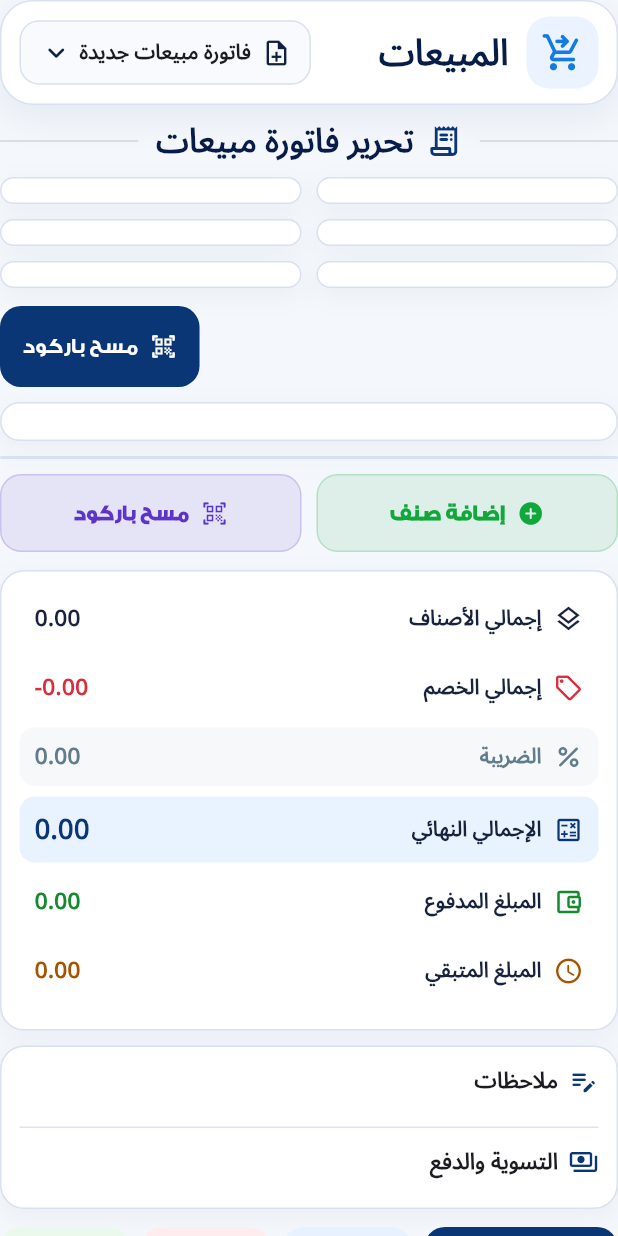
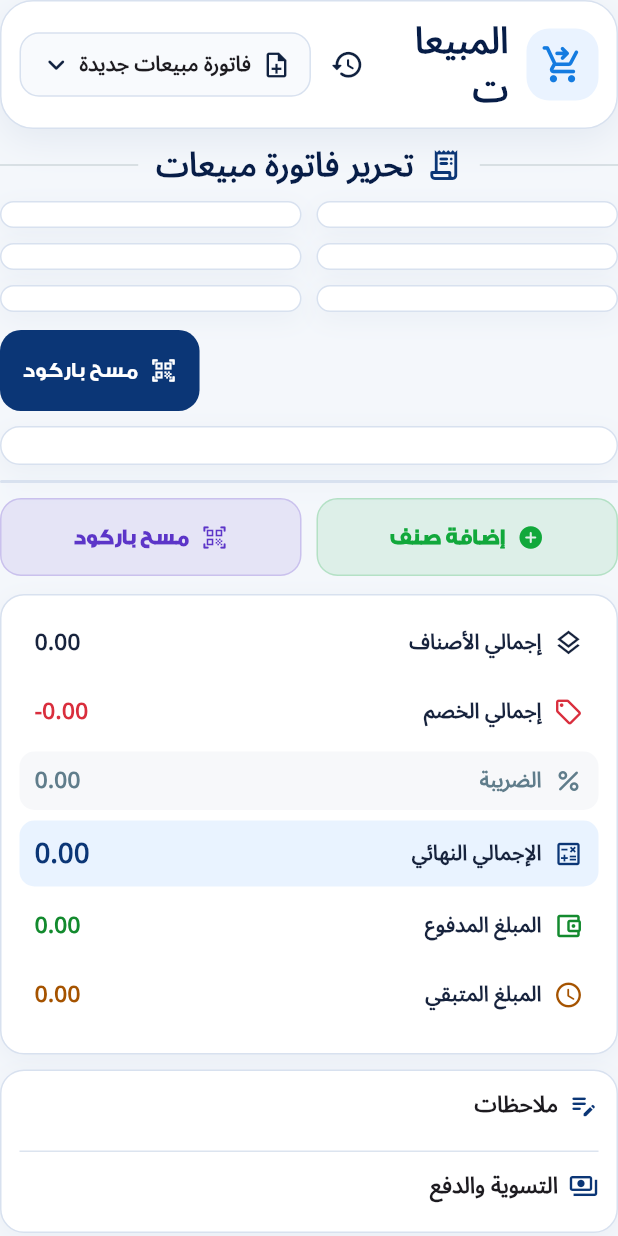
Before and after one commit to aliali0810013-art/ali, a Flutter app: the SalesInvoiceReferenceView widget shown alone on an empty page, opened directly with empty values, on a phone screen of 412 x 824 dp. Run offline on Flutter 3.47's test engine with Material 3 defaults, Android fonts, the phone set to English and light mode, and no system bars; our stand-ins replace barcode_widget, pdf, printing, shared_preferences; missing offline and left inert: dart:html, file_selector, mobile_scanner, sqlite3; accounts and stored records are empty; network calls fail.

Commit message:
test: preserve sales behavioral hooks in reference layout

```diff
--- a/apps/nizami_app/lib/src/features/invoices/presentation/sales_invoice_reference_view.dart
+++ b/apps/nizami_app/lib/src/features/invoices/presentation/sales_invoice_reference_view.dart
@@ -67,6 +67,7 @@ class SalesInvoiceReferenceView extends StatelessWidget {
     final phone = width < 700;
 
     return Column(
+      key: const Key('ninesoft-document-editor'),
       crossAxisAlignment: CrossAxisAlignment.stretch,
       children: [
         _Header(
@@ -81,40 +82,52 @@ class SalesInvoiceReferenceView extends StatelessWidget {
           icon: Icons.receipt_long_rounded,
         ),
         const SizedBox(height: 10),
-        _DocumentGrid(
+        KeyedSubtree(
+          key: const Key('invoice-section-document'),
+          child: _DocumentGrid(
           customerField: customerField,
           invoiceNumberField: invoiceNumberField,
           branchField: branchField,
           dateField: dateField,
           employeeField: employeeField,
           paymentModeField: paymentModeField,
+          ),
         ),
         const SizedBox(height: 12),
         _SearchStrip(
-          productSearchField: productSearchField,
+          productSearchField: KeyedSubtree(
+            key: const Key('invoice-shortcut-f3'),
+            child: productSearchField,
+          ),
           barcodeField: barcodeField,
           onScanBarcode: locked ? null : onScanBarcode,
         ),
         const SizedBox(height: 10),
-        _Panel(child: lineEntryControls),
+        KeyedSubtree(
+          key: const Key('invoice-section-lines'),
+          child: _Panel(child: lineEntryControls),
+        ),
         const SizedBox(height: 10),
         _Panel(padding: EdgeInsets.zero, child: linesTable),
         const SizedBox(height: 10),
         Row(
           children: [
             Expanded(
-              child: _SoftAction(
-                buttonKey: const Key('invoice-reference-add-line'),
+              child: KeyedSubtree(
+                key: const Key('invoice-shortcut-f2'),
+                child: _SoftAction(
+                buttonKey: const Key('invoice-add-line'),
                 label: 'إضافة صنف',
                 icon: Icons.add_circle_rounded,
                 color: const Color(0xFF11A83B),
                 onPressed: locked ? null : onAddLine,
+                ),
               ),
             ),
             const SizedBox(width: 10),
             Expanded(
               child: _SoftAction(
-                buttonKey: const Key('invoice-reference-scan'),
+                buttonKey: const Key('invoice-shortcut-f4'),
                 label: 'مسح باركود',
                 icon: Icons.qr_code_scanner_rounded,
                 color: const Color(0xFF5C35C8),
@@ -131,9 +144,12 @@ class SalesInvoiceReferenceView extends StatelessWidget {
                 children: [
                   _SummaryCard(document: document),
                   const SizedBox(height: 10),
-                  _DetailsCard(
+                  KeyedSubtree(
+                    key: const Key('invoice-section-notes'),
+                    child: _DetailsCard(
                     notesField: notesField,
                     settlementField: settlementField,
+                    ),
                   ),
                 ],
               );
@@ -144,9 +160,12 @@ class SalesInvoiceReferenceView extends StatelessWidget {
                 Expanded(child: _SummaryCard(document: document)),
                 const SizedBox(width: 12),
                 Expanded(
-                  child: _DetailsCard(
+                  child: KeyedSubtree(
+                    key: const Key('invoice-section-notes'),
+                    child: _DetailsCard(
                     notesField: notesField,
                     settlementField: settlementField,
+                    ),
                   ),
                 ),
               ],
@@ -221,7 +240,14 @@ class _Header extends StatelessWidget {
                     ),
               ),
             ),
+            IconButton(
+              key: const Key('invoice-history-open-primary'),
+              tooltip: 'الفواتير السابقة',
+              onPressed: onHistory,
+              icon: const Icon(Icons.history_rounded),
+            ),
             PopupMenuButton<String>(
+              key: const Key('invoice-shortcut-new'),
               tooltip: 'إجراءات الفاتورة',
               onSelected: (value) {
                 if (value == 'new') onNewInvoice?.call();
@@ -407,12 +433,15 @@ class _SummaryCard extends StatelessWidget {
             icon: Icons.percent_rounded,
             muted: true,
           ),
-          _MoneyRow(
+          KeyedSubtree(
+            key: const Key('ninesoft-summary-total'),
+            child: _MoneyRow(
             label: 'الإجمالي النهائي',
             value: document.total,
             currency: document.currency,
             icon: Icons.calculate_outlined,
             emphasized: true,
+            ),
           ),
           _MoneyRow(
             label: 'المبلغ المدفوع',
@@ -573,6 +602,7 @@ class _FooterActions extends StatelessWidget {
           Expanded(
             flex: 3,
             child: _FooterButton(
+              buttonKey: const Key('ninesoft-summary-primary'),
               label: busy ? 'جارٍ الحفظ...' : 'حفظ',
               icon: Icons.save_outlined,
               color: SalesInvoiceReferenceView.navy,
@@ -619,6 +649,7 @@ class _FooterActions extends StatelessWidget {
 
 class _FooterButton extends StatelessWidget {
   const _FooterButton({
+    this.buttonKey,
     required this.label,
     required this.icon,
     required this.color,
@@ -626,6 +657,7 @@ class _FooterButton extends StatelessWidget {
     required this.onPressed,
   });
 
+  final Key? buttonKey;
   final String label;
   final IconData icon;
   final Color color;
@@ -636,6 +668,7 @@ class _FooterButton extends StatelessWidget {
   Widget build(BuildContext context) => SizedBox(
         height: 54,
         child: FilledButton.icon(
+          key: buttonKey,
           onPressed: onPressed,
           style: FilledButton.styleFrom(
             backgroundColor: color,
```
